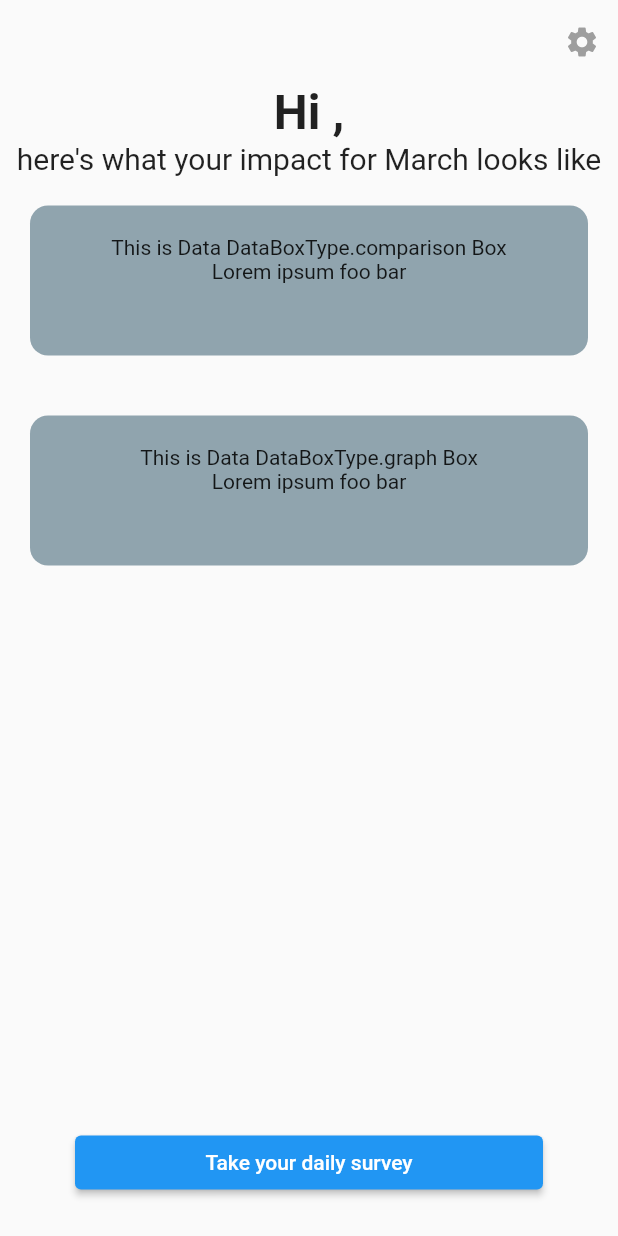
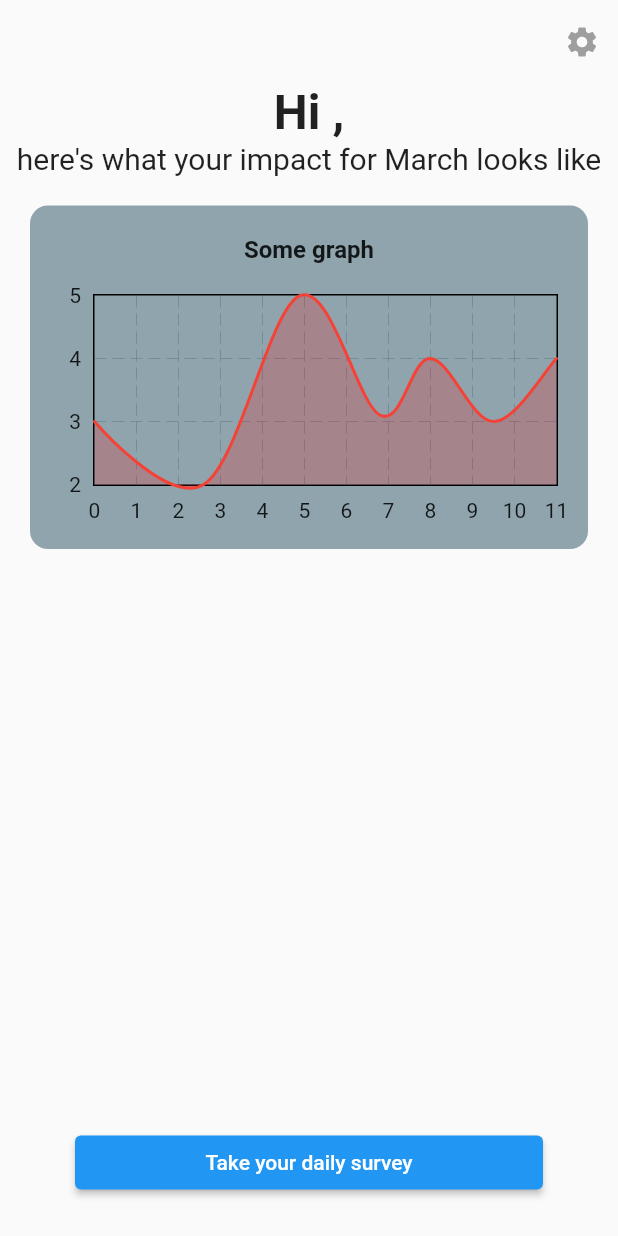
Before and after one commit to BrunoScharlau/CarbonIQ, a Flutter app: the MainMenuView screen opened directly with empty values, on a phone screen of 412 x 824 dp. Run offline on Flutter 3.47's test engine with Material 2 defaults, Android fonts, the phone set to English and light mode, and no system bars; drawn by our look-alikes of fl_chart.

Commit message:
Graphs working

```diff
--- a/lib/main_menu/main_menu_view.dart
+++ b/lib/main_menu/main_menu_view.dart
@@ -4,6 +4,7 @@ import 'package:gretapp/survey/survey_questions.dart';
 import 'package:gretapp/survey/survey_view.dart';
 import 'main_menu_widgets.dart';
 import 'package:intl/intl.dart';
+import 'package:fl_chart/fl_chart.dart';
 
 class MainMenuView extends StatelessWidget {
   final UserAccount user;
@@ -41,8 +42,11 @@ class MainMenuView extends StatelessWidget {
                 Text("here's what your impact for $month looks like",
                     textAlign: TextAlign.center,
                     style: const TextStyle(fontSize: 20)),
-                const DataBox(DataBoxType.comparison),
-                const DataBox(DataBoxType.graph)
+                DataBox(
+                    "Some graph",
+                    ConstrainedBox(
+                        constraints: const BoxConstraints(maxHeight: 150),
+                        child: LineChart(generateChartData()))),
               ],
             ),
             Positioned(
@@ -83,3 +87,48 @@ void startDailySurvey(BuildContext context, UserAccount userAccount) {
             )),
   );
 }
+
+LineChartData generateChartData() {
+  return LineChartData(
+    titlesData: FlTitlesData(
+      show: true,
+      rightTitles: AxisTitles(
+        sideTitles: SideTitles(showTitles: false),
+      ),
+      topTitles: AxisTitles(
+        sideTitles: SideTitles(showTitles: false),
+      ),
+      bottomTitles: AxisTitles(
+        sideTitles: SideTitles(
+          showTitles: true,
+          interval: 1,
+        ),
+      ),
+      leftTitles: AxisTitles(
+        sideTitles: SideTitles(showTitles: true, interval: 1),
+      ),
+    ),
+    lineBarsData: [
+      LineChartBarData(
+        spots: const [
+          FlSpot(0, 3),
+          FlSpot(2.6, 2),
+          FlSpot(4.9, 5),
+          FlSpot(6.8, 3.1),
+          FlSpot(8, 4),
+          FlSpot(9.5, 3),
+          FlSpot(11, 4),
+        ],
+        isCurved: true,
+        color: Colors.red,
+        barWidth: 2,
+        isStrokeCapRound: true,
+        dotData: FlDotData(
+          show: false,
+        ),
+        belowBarData:
+            BarAreaData(show: true, color: const Color.fromARGB(50, 255, 0, 0)),
+      ),
+    ],
+  );
+}
--- a/lib/main_menu/main_menu_widgets.dart
+++ b/lib/main_menu/main_menu_widgets.dart
@@ -1,29 +1,29 @@
 import 'package:flutter/material.dart';
 
 class DataBox extends StatelessWidget {
-  final DataBoxType type;
+  final String title;
+  final Widget child;
 
-  const DataBox(this.type, {super.key});
+  const DataBox(this.title, this.child, {super.key});
 
   @override
   Widget build(BuildContext context) {
     return Container(
       padding: const EdgeInsets.all(20),
       margin: const EdgeInsets.all(20),
-      height: 100,
       width: double.infinity,
       decoration: BoxDecoration(
           borderRadius: const BorderRadius.all(Radius.circular(12)),
           color: Colors.blueGrey[300]),
-      child: Text(
-        "This is Data $type Box\nLorem ipsum foo bar",
-        textAlign: TextAlign.center,
+      child: Column(
+        children: [
+          Text(title,
+              style: const TextStyle(fontWeight: FontWeight.bold, fontSize: 16),
+              textAlign: TextAlign.center),
+          const Padding(padding: EdgeInsets.all(10)),
+          child
+        ],
       ),
     );
   }
 }
-
-enum DataBoxType {
-  graph,
-  comparison,
-}
--- a/pubspec.yaml
+++ b/pubspec.yaml
@@ -36,6 +36,7 @@ dependencies:
   # Use with the CupertinoIcons class for iOS style icons.
   cupertino_icons: ^1.0.2
   intl: ^0.18.0
+  fl_chart: ^0.61.0
 
 dev_dependencies:
   flutter_test:
```
Also changed, not shown: pubspec.lock.
